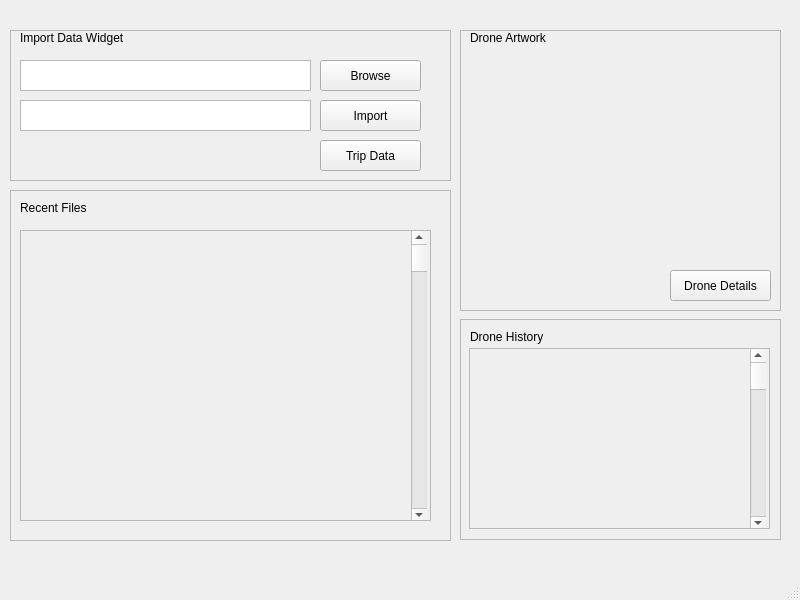
Qt form src/Win/Argous Qt code base/ArgouseBaseSoftware/homepage.ui (Wabinabi/Argos) before a commit.
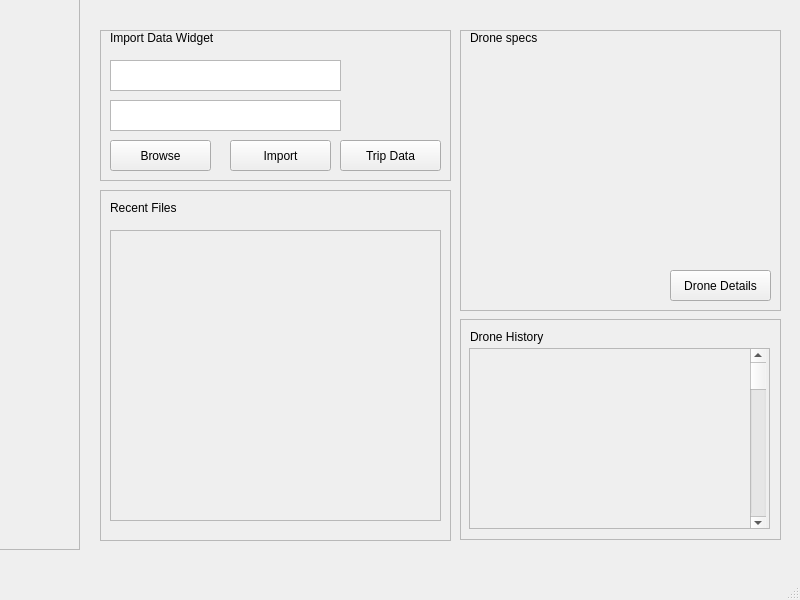
The same form after that commit.

```diff
--- a/src/Win/Argous Qt code base/ArgouseBaseSoftware/homepage.ui
+++ b/src/Win/Argous Qt code base/ArgouseBaseSoftware/homepage.ui
@@ -14,25 +14,12 @@
    <string>MainWindow</string>
   </property>
   <widget class="QWidget" name="centralwidget">
-   <widget class="QLabel" name="label">
-    <property name="geometry">
-     <rect>
-      <x>20</x>
-      <y>30</y>
-      <width>131</width>
-      <height>16</height>
-     </rect>
-    </property>
-    <property name="text">
-     <string>Import Data Widget</string>
-    </property>
-   </widget>
    <widget class="QFrame" name="ImportData">
     <property name="geometry">
      <rect>
-      <x>10</x>
+      <x>100</x>
       <y>30</y>
-      <width>441</width>
+      <width>351</width>
       <height>151</height>
      </rect>
     </property>
@@ -47,7 +34,7 @@
       <rect>
        <x>10</x>
        <y>30</y>
-       <width>291</width>
+       <width>231</width>
        <height>31</height>
       </rect>
      </property>
@@ -57,7 +44,7 @@
       <rect>
        <x>10</x>
        <y>70</y>
-       <width>291</width>
+       <width>231</width>
        <height>31</height>
       </rect>
      </property>
@@ -65,8 +52,8 @@
     <widget class="QPushButton" name="BrowseBtn">
      <property name="geometry">
       <rect>
-       <x>310</x>
-       <y>30</y>
+       <x>10</x>
+       <y>110</y>
        <width>101</width>
        <height>31</height>
       </rect>
@@ -78,8 +65,8 @@
     <widget class="QPushButton" name="ImportBtn">
      <property name="geometry">
       <rect>
-       <x>310</x>
-       <y>70</y>
+       <x>130</x>
+       <y>110</y>
        <width>101</width>
        <height>31</height>
       </rect>
@@ -91,7 +78,7 @@
     <widget class="QPushButton" name="pushButton">
      <property name="geometry">
       <rect>
-       <x>310</x>
+       <x>240</x>
        <y>110</y>
        <width>101</width>
        <height>31</height>
@@ -101,6 +88,19 @@
       <string>Trip Data</string>
      </property>
     </widget>
+    <widget class="QLabel" name="label">
+     <property name="geometry">
+      <rect>
+       <x>10</x>
+       <y>0</y>
+       <width>131</width>
+       <height>16</height>
+      </rect>
+     </property>
+     <property name="text">
+      <string>Import Data Widget</string>
+     </property>
+    </widget>
    </widget>
    <widget class="QFrame" name="DroneVisual">
     <property name="geometry">
@@ -127,7 +127,7 @@
       </rect>
      </property>
      <property name="text">
-      <string>Drone Artwork</string>
+      <string>Drone specs</string>
      </property>
     </widget>
     <widget class="QPushButton" name="pushButton_4">
@@ -212,9 +212,9 @@
    <widget class="QFrame" name="frame_2">
     <property name="geometry">
      <rect>
-      <x>10</x>
+      <x>100</x>
       <y>190</y>
-      <width>441</width>
+      <width>351</width>
       <height>351</height>
      </rect>
     </property>
@@ -242,7 +242,7 @@
       <rect>
        <x>10</x>
        <y>40</y>
-       <width>411</width>
+       <width>331</width>
        <height>291</height>
       </rect>
      </property>
@@ -254,7 +254,7 @@
        <rect>
         <x>0</x>
         <y>0</y>
-        <width>409</width>
+        <width>329</width>
         <height>289</height>
        </rect>
       </property>
@@ -274,11 +274,22 @@
      </widget>
     </widget>
    </widget>
-   <zorder>ImportData</zorder>
-   <zorder>label</zorder>
-   <zorder>DroneVisual</zorder>
-   <zorder>frame</zorder>
-   <zorder>frame_2</zorder>
+   <widget class="QFrame" name="frame_3">
+    <property name="geometry">
+     <rect>
+      <x>-1</x>
+      <y>-1</y>
+      <width>81</width>
+      <height>551</height>
+     </rect>
+    </property>
+    <property name="frameShape">
+     <enum>QFrame::StyledPanel</enum>
+    </property>
+    <property name="frameShadow">
+     <enum>QFrame::Raised</enum>
+    </property>
+   </widget>
   </widget>
   <widget class="QMenuBar" name="menubar">
    <property name="geometry">
```
